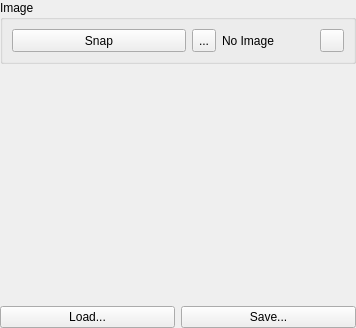
Above: AcfSln/Include/iqtcam/CBitmapSupplierGuiComp.ui from ImagingTools/AcfPublic before the change. Below: the same form after it.
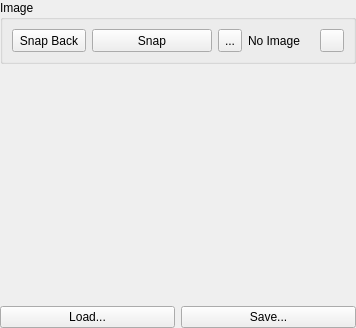
That is the form after the change. Icons and pictures are not drawn.

Patch:
```diff
--- a/AcfSln/Include/iqtcam/CBitmapSupplierGuiComp.ui
+++ b/AcfSln/Include/iqtcam/CBitmapSupplierGuiComp.ui
@@ -35,14 +35,43 @@
       <property name="bottomMargin">
        <number>9</number>
       </property>
+      <item>
+       <widget class="QToolButton" name="SnapBackImageButton">
+        <property name="sizePolicy">
+         <sizepolicy hsizetype="Fixed" vsizetype="Preferred">
+          <horstretch>0</horstretch>
+          <verstretch>0</verstretch>
+         </sizepolicy>
+        </property>
+        <property name="toolTip">
+         <string>Snap previous image (if allowed)</string>
+        </property>
+        <property name="text">
+         <string>Snap Back</string>
+        </property>
+        <property name="icon">
+         <iconset resource="../../../Acf/Include/iqtgui/iqtgui.qrc">
+          <normaloff>:/Icons/PlayBack</normaloff>:/Icons/PlayBack</iconset>
+        </property>
+       </widget>
+      </item>
       <item>
        <widget class="QPushButton" name="SnapImageButton">
         <property name="sizePolicy">
-         <sizepolicy hsizetype="Expanding" vsizetype="Preferred">
+         <sizepolicy hsizetype="Maximum" vsizetype="Preferred">
           <horstretch>0</horstretch>
           <verstretch>0</verstretch>
          </sizepolicy>
         </property>
+        <property name="minimumSize">
+         <size>
+          <width>120</width>
+          <height>0</height>
+         </size>
+        </property>
+        <property name="toolTip">
+         <string>Snap next image</string>
+        </property>
         <property name="text">
          <string>Snap</string>
         </property>
```
Left out of the diff: 7 changed lines with no effect on the pictures.
